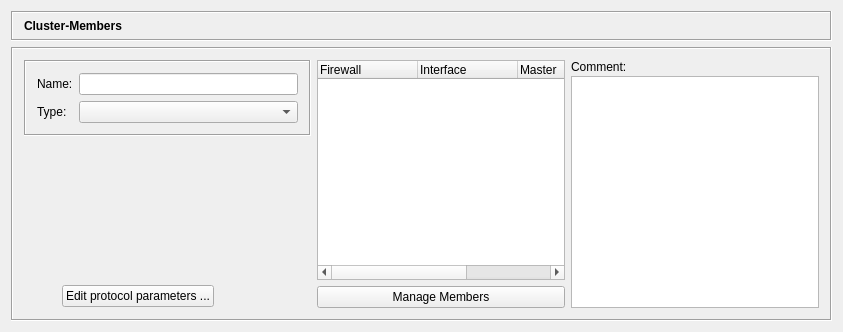
The window that src/gui/clustergroupdialog_q.ui (fwbuilder/fwbuilder) describes before a commit, drawn with Qt 5.
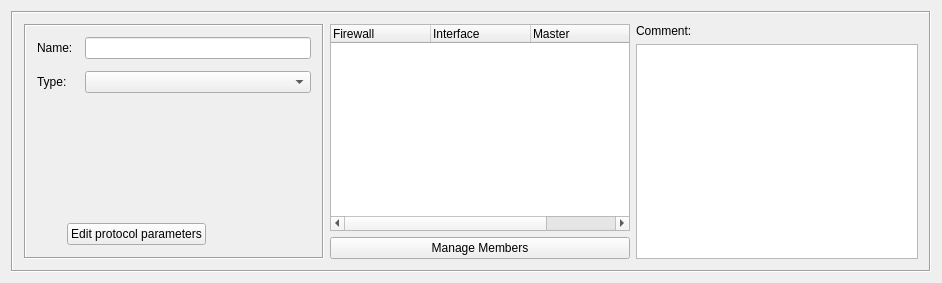
The same window after the commit. Icons and pictures are not drawn.

Commit message: fixes #491, #501 dialog layout fixes to make them look more consistent, using widget promotion feature in Designer to build stack of editor dialogs in the bottom panel of the main window instead of building them at run time

Diff of the .ui file:
```diff
--- a/src/gui/clustergroupdialog_q.ui
+++ b/src/gui/clustergroupdialog_q.ui
@@ -8,8 +8,8 @@
    <rect>
     <x>0</x>
     <y>0</y>
-    <width>843</width>
-    <height>332</height>
+    <width>942</width>
+    <height>283</height>
    </rect>
   </property>
   <property name="sizePolicy" >
@@ -23,71 +23,6 @@
   </property>
   <layout class="QGridLayout" name="gridLayout" >
    <item row="0" column="0" >
-    <widget class="QFrame" name="frame3" >
-     <property name="sizePolicy" >
-      <sizepolicy vsizetype="Fixed" hsizetype="Preferred" >
-       <horstretch>0</horstretch>
-       <verstretch>0</verstretch>
-      </sizepolicy>
-     </property>
-     <property name="minimumSize" >
-      <size>
-       <width>16</width>
-       <height>30</height>
-      </size>
-     </property>
-     <property name="autoFillBackground" >
-      <bool>true</bool>
-     </property>
-     <property name="frameShape" >
-      <enum>QFrame::Box</enum>
-     </property>
-     <property name="frameShadow" >
-      <enum>QFrame::Sunken</enum>
-     </property>
-     <layout class="QGridLayout" >
-      <property name="margin" >
-       <number>2</number>
-      </property>
-      <property name="spacing" >
-       <number>2</number>
-      </property>
-      <item row="0" column="2" >
-       <widget class="QLabel" name="editorTitle" >
-        <property name="font" >
-         <font>
-          <weight>75</weight>
-          <bold>true</bold>
-         </font>
-        </property>
-        <property name="text" >
-         <string>Cluster-Members</string>
-        </property>
-        <property name="wordWrap" >
-         <bool>false</bool>
-        </property>
-       </widget>
-      </item>
-      <item row="0" column="1" >
-       <widget class="QLabel" name="label" >
-        <property name="sizePolicy" >
-         <sizepolicy vsizetype="Preferred" hsizetype="Maximum" >
-          <horstretch>0</horstretch>
-          <verstretch>0</verstretch>
-         </sizepolicy>
-        </property>
-        <property name="text" >
-         <string/>
-        </property>
-        <property name="pixmap" >
-         <pixmap resource="MainRes.qrc" >:/Icons/StateSyncClusterGroup/icon</pixmap>
-        </property>
-       </widget>
-      </item>
-     </layout>
-    </widget>
-   </item>
-   <item row="1" column="0" >
     <widget class="QFrame" name="frame20" >
      <property name="frameShape" >
       <enum>QFrame::Box</enum>
@@ -97,15 +32,25 @@
      </property>
      <layout class="QGridLayout" name="gridLayout_3" >
       <item row="0" column="0" >
-       <layout class="QVBoxLayout" name="verticalLayout_2" >
-        <item>
          <widget class="QFrame" name="frame7_2" >
           <property name="sizePolicy" >
-           <sizepolicy vsizetype="Preferred" hsizetype="Preferred" >
+         <sizepolicy vsizetype="Preferred" hsizetype="Fixed" >
             <horstretch>0</horstretch>
             <verstretch>0</verstretch>
            </sizepolicy>
           </property>
+        <property name="minimumSize" >
+         <size>
+          <width>300</width>
+          <height>0</height>
+         </size>
+        </property>
+        <property name="maximumSize" >
+         <size>
+          <width>300</width>
+          <height>16777215</height>
+         </size>
+        </property>
           <property name="frameShape" >
            <enum>QFrame::Box</enum>
           </property>
@@ -113,7 +58,10 @@
            <enum>QFrame::Sunken</enum>
           </property>
           <layout class="QGridLayout" name="gridLayout_2" >
-           <item row="0" column="0" >
+         <property name="spacing" >
+          <number>12</number>
+         </property>
+         <item row="0" column="0" colspan="2" >
             <widget class="QLabel" name="textLabel1_4_2" >
              <property name="sizePolicy" >
               <sizepolicy vsizetype="Preferred" hsizetype="Preferred" >
@@ -135,7 +83,7 @@
              </property>
             </widget>
            </item>
-           <item row="0" column="1" >
+         <item row="0" column="2" colspan="2" >
             <widget class="QLineEdit" name="obj_name" >
              <property name="sizePolicy" >
               <sizepolicy vsizetype="Fixed" hsizetype="Minimum" >
@@ -151,7 +99,7 @@
              </property>
             </widget>
            </item>
-           <item row="1" column="0" >
+         <item row="1" column="0" colspan="2" >
             <widget class="QLabel" name="textLabel1_3_2_2" >
              <property name="enabled" >
               <bool>true</bool>
@@ -176,29 +124,24 @@
              </property>
             </widget>
            </item>
-           <item row="1" column="1" >
+         <item row="1" column="2" colspan="2" >
             <widget class="QComboBox" name="type" />
            </item>
-          </layout>
-         </widget>
-        </item>
-        <item>
+         <item row="2" column="2" >
          <spacer name="verticalSpacer" >
           <property name="orientation" >
            <enum>Qt::Vertical</enum>
           </property>
           <property name="sizeHint" stdset="0" >
            <size>
-            <width>287</width>
-            <height>18</height>
+             <width>20</width>
+             <height>10</height>
            </size>
           </property>
          </spacer>
         </item>
-        <item>
-         <layout class="QHBoxLayout" name="horizontalLayout" >
-          <item>
-           <spacer>
+         <item row="3" column="0" >
+          <spacer name="spacer" >
             <property name="orientation" >
              <enum>Qt::Horizontal</enum>
             </property>
@@ -207,40 +150,63 @@
             </property>
             <property name="sizeHint" stdset="0" >
              <size>
-              <width>38</width>
+             <width>18</width>
               <height>24</height>
              </size>
             </property>
            </spacer>
           </item>
-          <item>
+         <item row="3" column="1" colspan="2" >
            <widget class="QPushButton" name="editParameters" >
+           <property name="sizePolicy" >
+            <sizepolicy vsizetype="Fixed" hsizetype="Preferred" >
+             <horstretch>0</horstretch>
+             <verstretch>0</verstretch>
+            </sizepolicy>
+           </property>
             <property name="text" >
-             <string>Edit protocol parameters ...</string>
+            <string>Edit protocol parameters</string>
             </property>
            </widget>
           </item>
-          <item>
+         <item row="3" column="3" >
            <spacer name="horizontalSpacer" >
             <property name="orientation" >
              <enum>Qt::Horizontal</enum>
             </property>
             <property name="sizeHint" stdset="0" >
              <size>
-              <width>48</width>
+             <width>63</width>
               <height>20</height>
              </size>
             </property>
            </spacer>
           </item>
          </layout>
-        </item>
-       </layout>
+       </widget>
       </item>
       <item row="0" column="1" >
        <layout class="QVBoxLayout" name="verticalLayout" >
         <item>
          <widget class="QTreeWidget" name="fwMemberTree" >
+          <property name="sizePolicy" >
+           <sizepolicy vsizetype="Expanding" hsizetype="Fixed" >
+            <horstretch>0</horstretch>
+            <verstretch>0</verstretch>
+           </sizepolicy>
+          </property>
+          <property name="minimumSize" >
+           <size>
+            <width>300</width>
+            <height>0</height>
+           </size>
+          </property>
+          <property name="maximumSize" >
+           <size>
+            <width>300</width>
+            <height>16777215</height>
+           </size>
+          </property>
           <property name="toolTip" >
            <string>List of current members of this cluster.
 Double click on an entry to load it.</string>
@@ -304,10 +270,7 @@
        </layout>
       </item>
       <item row="0" column="2" >
-       <layout class="QVBoxLayout" >
-        <property name="spacing" >
-         <number>2</number>
-        </property>
+       <layout class="QVBoxLayout" name="verticalLayout_2" >
         <item>
          <widget class="QLabel" name="textLabel2" >
           <property name="sizePolicy" >
```
Left out of the diff: 32 changed lines with no effect on the pictures. Lines whose indentation alone changed are shown as unchanged. The commit also changes 49 other files.
